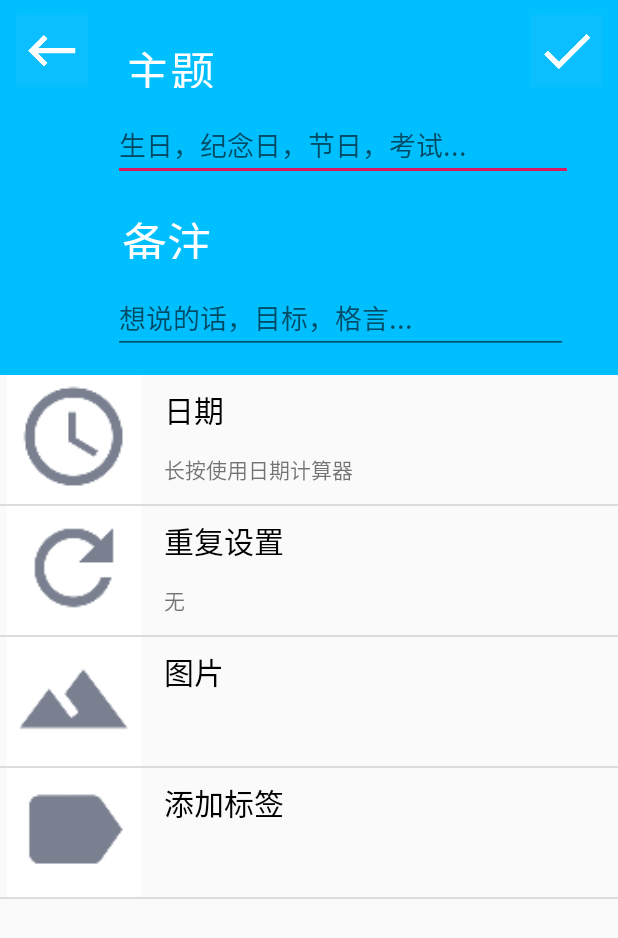
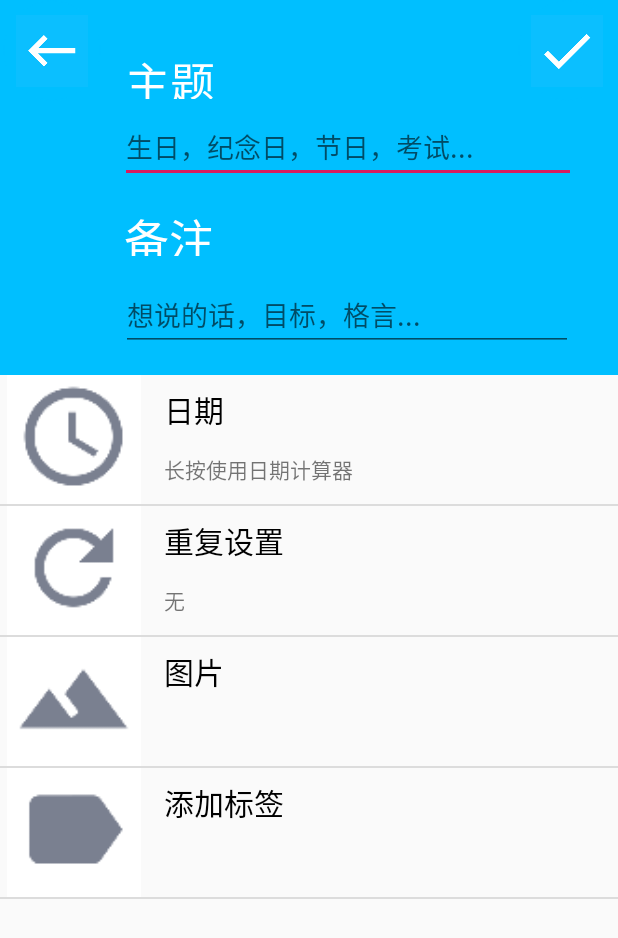
Before and after one commit to Zhong-DeYuan/iTime, an Android app: the AddActivity screen opened directly, with no data from a screen before it, on a phone screen of 412 x 824 dp. Shown: the top 938 px of the screen. Run offline under Robolectric (Android 15) with nearby library versions, the phone set to English and light mode, and no system bars; 1 statement that could not run was skipped.

Commit message:
第三次修改

```diff
--- a/app/src/main/java/com/example/itime/data/model/MyTimeSave.java
+++ b/app/src/main/java/com/example/itime/data/model/MyTimeSave.java
@@ -41,6 +41,6 @@ public class MyTimeSave {
                 timeHandler.sendMessage(message);
             }
         };
-        mTimer.schedule(mTimerTask,0,1000);
+        mTimer.schedule(mTimerTask,0,20000);
     }
 }
--- a/app/src/main/res/layout/activity_add.xml
+++ b/app/src/main/res/layout/activity_add.xml
@@ -6,15 +6,17 @@
     android:layout_height="match_parent"
     tools:context=".AddActivity">
 
-    <RelativeLayout
+    <ImageView
         android:id="@+id/relativeLayout_add"
-        android:layout_width="0dp"
+        android:layout_width="match_parent"
         android:layout_height="250dp"
         android:background="@color/myColor"
+        android:scaleType="fitXY"
         app:layout_constraintEnd_toEndOf="parent"
         app:layout_constraintLeft_toLeftOf="parent"
         app:layout_constraintTop_toTopOf="parent"
         tools:ignore="MissingConstraints,UselessLeaf">
+    </ImageView>
 
         <ImageButton
             android:id="@+id/button_cancel"
@@ -61,12 +63,14 @@
         android:layout_alignParentBottom="true"
         android:layout_marginStart="16dp"
         android:layout_marginLeft="16dp"
-            android:layout_marginBottom="191dp"
+        android:layout_marginTop="32dp"
         android:layout_toEndOf="@+id/button_cancel"
         android:layout_toRightOf="@+id/button_cancel"
         android:text="@string/title"
         android:textColor="@color/White"
-            android:textSize="30sp" />
+        android:textSize="30sp"
+        app:layout_constraintStart_toEndOf="@+id/button_cancel"
+        app:layout_constraintTop_toTopOf="parent" />
 
     <TextView
         android:id="@+id/textView_description"
@@ -75,12 +79,15 @@
         android:layout_alignParentStart="true"
         android:layout_alignParentLeft="true"
         android:layout_alignParentBottom="true"
-            android:layout_marginStart="81dp"
-            android:layout_marginLeft="81dp"
-            android:layout_marginBottom="77dp"
         android:text="@string/description"
         android:textColor="@color/White"
-            android:textSize="30sp" />
+        android:textSize="30sp"
+        app:layout_constraintBottom_toTopOf="@+id/listView_chooce"
+        app:layout_constraintEnd_toEndOf="parent"
+        app:layout_constraintHorizontal_bias="0.248"
+        app:layout_constraintStart_toStartOf="parent"
+        app:layout_constraintTop_toBottomOf="@+id/editText_title"
+        app:layout_constraintVertical_bias="0.154" />
 
     <EditText
         android:id="@+id/editText_title"
@@ -91,15 +98,15 @@
         android:layout_alignParentEnd="true"
         android:layout_alignParentRight="true"
         android:layout_alignParentBottom="true"
-            android:layout_marginStart="75dp"
-            android:layout_marginLeft="75dp"
-            android:layout_marginEnd="30dp"
-            android:layout_marginRight="30dp"
-            android:layout_marginBottom="129dp"
+        android:layout_marginStart="80dp"
+        android:layout_marginLeft="80dp"
+        android:layout_marginTop="8dp"
         android:ems="10"
         android:hint="@string/hint_title"
         android:inputType="textPersonName"
         android:textColor="@color/White"
+        app:layout_constraintStart_toStartOf="parent"
+        app:layout_constraintTop_toBottomOf="@+id/textView_title"
         tools:ignore="Autofill" />
 
     <EditText
@@ -111,18 +118,17 @@
         android:layout_alignParentEnd="true"
         android:layout_alignParentRight="true"
         android:layout_alignParentBottom="true"
-            android:layout_marginStart="75dp"
-            android:layout_marginLeft="75dp"
-            android:layout_marginEnd="33dp"
-            android:layout_marginRight="33dp"
-            android:layout_marginBottom="14dp"
         android:ems="10"
         android:hint="@string/hint_description"
         android:inputType="textPersonName"
         android:textColor="@color/White"
+        app:layout_constraintBottom_toTopOf="@+id/listView_chooce"
+        app:layout_constraintEnd_toEndOf="parent"
+        app:layout_constraintHorizontal_bias="0.727"
+        app:layout_constraintStart_toStartOf="parent"
+        app:layout_constraintTop_toBottomOf="@+id/textView_description"
+        app:layout_constraintVertical_bias="0.486"
         tools:ignore="Autofill" />
-
-    </RelativeLayout>
 
     <ListView
         android:id="@+id/listView_chooce"
```
Also changed, not shown: app/src/main/java/com/example/itime/AddActivity.java (+65 -21 lines), app/src/main/java/com/example/itime/DetailActivity.java (+7 -14 lines), app/src/main/java/com/example/itime/MainActivity.java (+28 -24 lines), app/src/main/java/com/example/itime/data/model/MyItem.java (+19 -5 lines), app/src/main/res/layout/activity_detail.xml (+35 -28 lines), app/src/main/java/com/example/itime/data/model/Item1.java (line endings or trailing spaces). Lines whose indentation alone changed are shown as unchanged.
